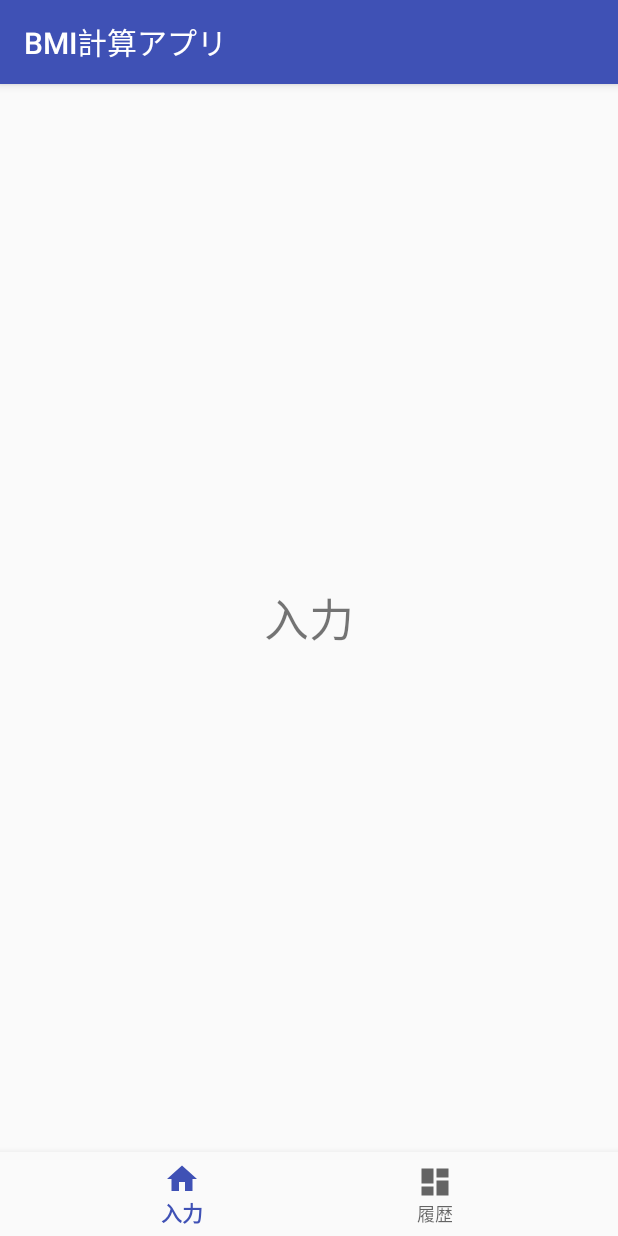
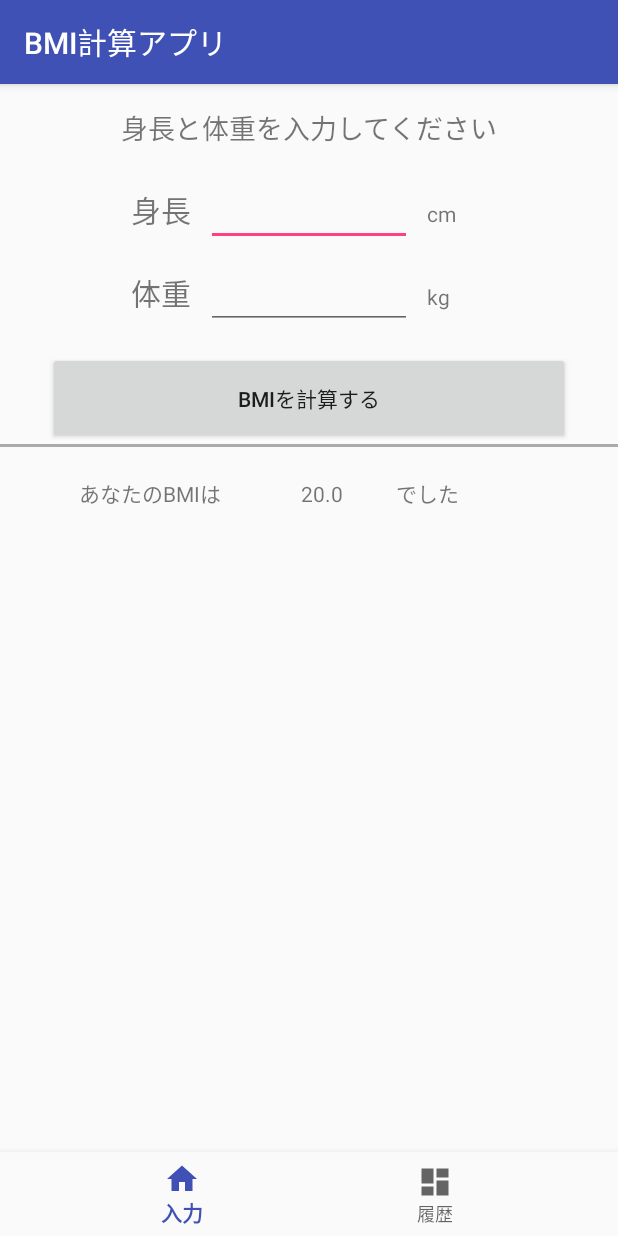
Before and after one commit to r-hisaura/BMIApp-Android, an Android app: the screen it shows after launch (MainActivity), on a phone screen of 412 x 824 dp. Run offline under Robolectric (Android 15) with nearby library versions, the phone set to English and light mode, and no system bars.

Commit message:
計算ロジック、入力画面途中

```diff
--- /dev/null
+++ b/app/src/main/java/com/example/cries/calcbmi/CalcBmiLogic.kt
@@ -0,0 +1,24 @@
+package com.example.cries.calcbmi
+
+/**
+ * Created by cries on 2019/02/12.
+ */
+ class CalcBmiLogic {
+
+    /**
+     * BMIを計算する
+     * 計算式 = 体重(kg) / 身長(m) * 身長(m)
+     * @param height 身長(cm)
+     * @param weight 体重(kg)
+     * @return result bmi数値
+     */
+    fun calcBmi(height:Double, weight:Double): Double {
+        val transferHeight = height / 100
+
+        val result = weight / (transferHeight * transferHeight)
+        print("result:" + result)
+
+        return result
+
+    }
+}
--- a/app/src/main/res/layout/fragment_input.xml
+++ b/app/src/main/res/layout/fragment_input.xml
@@ -4,17 +4,152 @@
     android:layout_height="match_parent"
     tools:context="com.example.cries.calcbmi.InputFragment">
 
-    <android.support.constraint.ConstraintLayout
-        android:layout_width="wrap_content"
-        android:layout_height="wrap_content"
-        android:layout_gravity="center">
+    <RelativeLayout
+        android:layout_width="match_parent"
+        android:layout_height="match_parent">
 
-        <TextView
-            android:layout_width="match_parent"
-            android:layout_height="match_parent"
-            android:text="@string/title_input"
-            android:textSize="30sp" />
+        <LinearLayout
+            android:id="@+id/view1"
+            android:layout_width="wrap_content"
+            android:layout_height="wrap_content"
+            android:layout_alignParentTop="true"
+            android:layout_centerInParent="true"
+            android:orientation="vertical">
 
-    </android.support.constraint.ConstraintLayout>
+            <TextView
+                android:id="@+id/textView"
+                android:layout_width="match_parent"
+                android:layout_height="wrap_content"
+                android:layout_marginBottom="10dp"
+                android:layout_marginTop="15dp"
+                android:gravity="center"
+                android:text="身長と体重を入力してください"
+                android:textSize="18sp" />
+
+            <LinearLayout
+                android:layout_width="match_parent"
+                android:layout_height="match_parent"
+                android:layout_marginTop="10dp"
+                android:orientation="horizontal">
+
+                <TextView
+                    android:id="@+id/textView2"
+                    android:layout_width="match_parent"
+                    android:layout_height="wrap_content"
+                    android:layout_marginEnd="10dp"
+                    android:layout_weight="1"
+                    android:gravity="end"
+                    android:text="身長"
+                    android:textSize="20sp" />
+
+                <EditText
+                    android:id="@+id/editText1"
+                    android:layout_width="match_parent"
+                    android:layout_height="wrap_content"
+                    android:layout_weight="1"
+                    android:autoLink="phone"
+                    android:ems="7"
+                    android:inputType="numberDecimal"
+                    android:selectAllOnFocus="false"
+                    android:singleLine="true" />
+
+                <TextView
+                    android:id="@+id/textView3"
+                    android:layout_width="match_parent"
+                    android:layout_height="wrap_content"
+                    android:layout_marginBottom="17dp"
+                    android:layout_marginStart="10dp"
+                    android:layout_weight="1"
+                    android:text="cm" />
+
+            </LinearLayout>
+
+            <LinearLayout
+                android:layout_width="match_parent"
+                android:layout_height="match_parent"
+                android:layout_marginTop="10dp"
+                android:orientation="horizontal">
+
+                <TextView
+                    android:id="@+id/textView4"
+                    android:layout_width="match_parent"
+                    android:layout_height="wrap_content"
+                    android:layout_marginEnd="10dp"
+                    android:layout_weight="1"
+                    android:gravity="end"
+                    android:text="体重"
+                    android:textSize="20sp" />
+
+                <EditText
+                    android:id="@+id/editText2"
+                    android:layout_width="match_parent"
+                    android:layout_height="wrap_content"
+                    android:layout_weight="1"
+                    android:autoSizeMaxTextSize="5dp"
+                    android:autoSizeMinTextSize="5dp"
+                    android:ems="7"
+                    android:inputType="numberDecimal"
+                    android:singleLine="true" />
+
+                <TextView
+                    android:id="@+id/textView5"
+                    android:layout_width="match_parent"
+                    android:layout_height="wrap_content"
+                    android:layout_marginBottom="17dp"
+                    android:layout_marginStart="10dp"
+                    android:layout_weight="1"
+                    android:text="kg" />
+
+            </LinearLayout>
+
+            <Button
+                android:id="@+id/button"
+                android:layout_width="match_parent"
+                android:layout_height="wrap_content"
+                android:layout_marginLeft="32dp"
+                android:layout_marginRight="32dp"
+                android:layout_marginTop="15dp"
+                android:layout_weight="1"
+                android:paddingBottom="20dp"
+                android:paddingTop="20dp"
+                android:text="BMIを計算する" />
+
+            <View
+                android:layout_width="fill_parent"
+                android:layout_height="2dp"
+                android:layout_marginBottom="20dp"
+                android:background="@android:color/darker_gray" />
+
+            <LinearLayout
+                android:layout_width="match_parent"
+                android:layout_height="match_parent"
+                android:orientation="horizontal">
+
+                <TextView
+                    android:id="@+id/textView6"
+                    android:layout_width="wrap_content"
+                    android:layout_height="wrap_content"
+                    android:layout_weight="1.5"
+                    android:gravity="center"
+                    android:text="あなたのBMIは" />
+
+                <TextView
+                    android:id="@+id/textView7"
+                    android:layout_width="wrap_content"
+                    android:layout_height="wrap_content"
+                    android:layout_weight="0.5"
+                    android:text="20.0" />
+
+                <TextView
+                    android:id="@+id/textView8"
+                    android:layout_width="wrap_content"
+                    android:layout_height="wrap_content"
+                    android:layout_weight="1.5"
+                    android:text="でした" />
+            </LinearLayout>
+
+        </LinearLayout>
+
+    </RelativeLayout>
 
 </FrameLayout>
```
